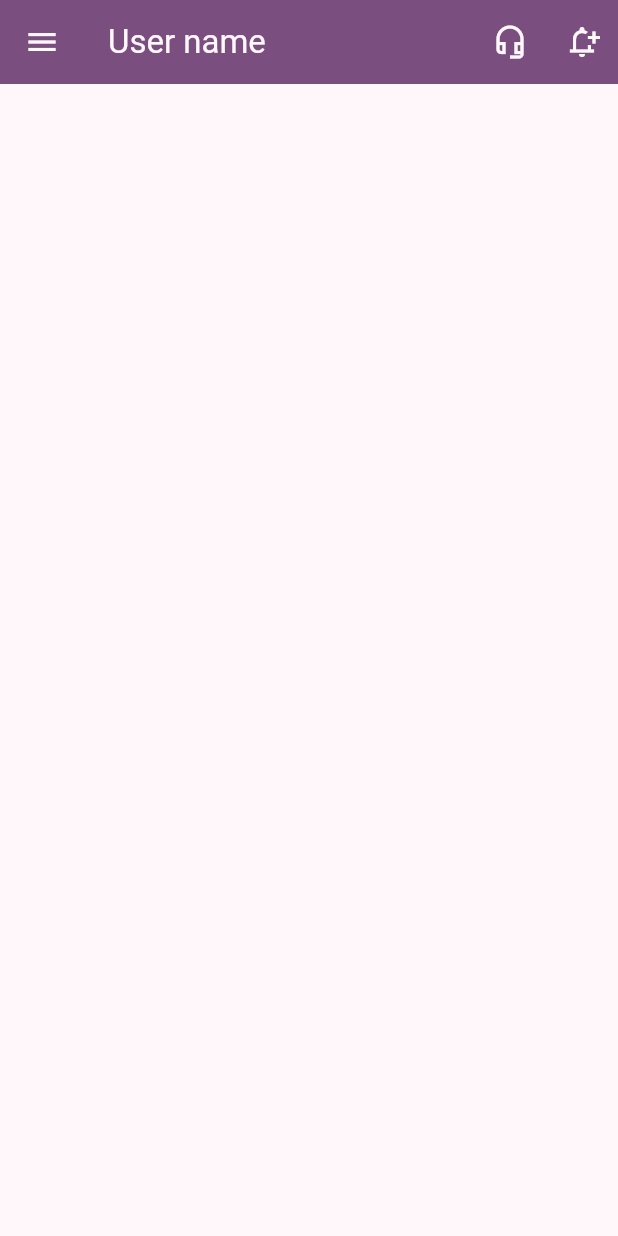
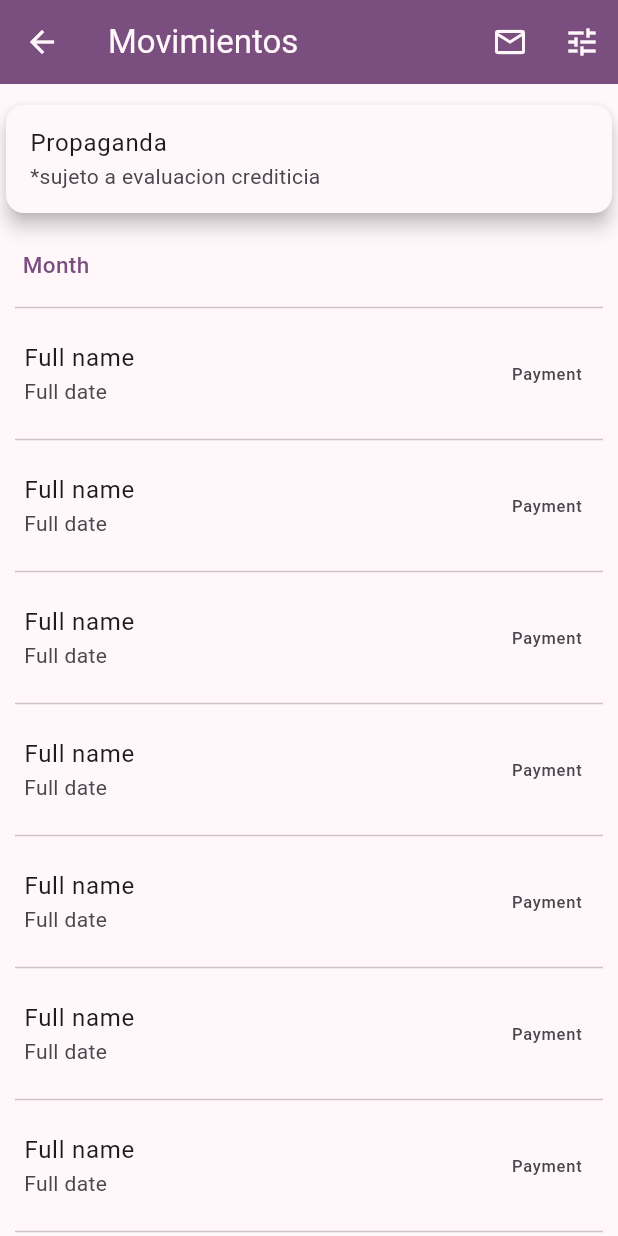
Before and after one commit to malvasan/YapeFalso, a Flutter app: the screen it shows after launch, on a phone screen of 412 x 824 dp. Run offline on Flutter 3.47's test engine with Material 3 defaults, Android fonts, the phone set to English and light mode, and no system bars; our stand-ins replace camera, flutter_riverpod, gap, riverpod_annotation, sliver_tools; missing offline and left inert: google_mlkit_barcode_scanning; generated files the repository leaves out were written again.

Commit message:
feature: all payments history page created

```diff
--- a/lib/presentation/payments_history/all_payment_history.dart
+++ b/lib/presentation/payments_history/all_payment_history.dart
@@ -1,4 +1,6 @@
 import 'package:flutter/material.dart';
+import 'package:gap/gap.dart';
+import 'package:sliver_tools/sliver_tools.dart';
 
 class AllPaymentHistoryPage extends StatelessWidget {
   const AllPaymentHistoryPage({super.key});
@@ -9,19 +11,148 @@ class AllPaymentHistoryPage extends StatelessWidget {
       appBar: AppBar(
         backgroundColor: Theme.of(context).primaryColor,
         foregroundColor: Theme.of(context).scaffoldBackgroundColor,
-        leading: IconButton(onPressed: () {}, icon: const Icon(Icons.menu)),
+        leading:
+            IconButton(onPressed: () {}, icon: const Icon(Icons.arrow_back)),
         //TODO: obtain user name from database
-        title: const Text('User name'),
+        title: const Text('Movimientos'),
         actions: [
           IconButton(
             onPressed: () {},
-            icon: const Icon(Icons.headset_mic_outlined),
+            icon: const Icon(Icons.email_outlined),
           ),
-          IconButton(
-              onPressed: () {},
-              icon: const Icon(Icons.notification_add_outlined))
+          IconButton(onPressed: () {}, icon: const Icon(Icons.tune))
+        ],
+      ),
+      body: CustomScrollView(
+        slivers: [
+          const SliverPersistentHeader(
+              pinned: true,
+              delegate: CustomSliverCard(minExtent: 100, maxExtent: 100)),
+          MultiSliver(
+            pushPinnedChildren: true,
+            children: [
+              SliverPinnedHeader(
+                child: Container(
+                  color: Theme.of(context).scaffoldBackgroundColor,
+                  child: Column(
+                    children: [
+                      Container(
+                          padding: const EdgeInsets.fromLTRB(15, 10, 15, 10),
+                          alignment: Alignment.centerLeft,
+                          child: Text('Month',
+                              style: TextStyle(
+                                color: Theme.of(context).primaryColor,
+                                fontWeight: FontWeight.w500,
+                                fontSize: 15,
+                              ))),
+                      const Divider(
+                        indent: 10,
+                        endIndent: 10,
+                      ),
+                    ],
+                  ),
+                ),
+              ),
+              SliverList(
+                delegate: SliverChildBuilderDelegate((context, index) {
+                  return const PaymentHistoryCard();
+                }, childCount: 10),
+              ),
+            ],
+          ),
+          MultiSliver(
+            pushPinnedChildren: true,
+            children: [
+              SliverPinnedHeader(
+                child: Container(
+                  color: Theme.of(context).scaffoldBackgroundColor,
+                  child: Column(
+                    children: [
+                      Container(
+                          padding: const EdgeInsets.fromLTRB(15, 10, 15, 10),
+                          alignment: Alignment.centerLeft,
+                          child: Text('Month',
+                              style: TextStyle(
+                                color: Theme.of(context).primaryColor,
+                                fontWeight: FontWeight.w500,
+                                fontSize: 15,
+                              ))),
+                      const Divider(
+                        indent: 10,
+                        endIndent: 10,
+                      ),
+                    ],
+                  ),
+                ),
+              ),
+              SliverList(
+                delegate: SliverChildBuilderDelegate((context, index) {
+                  return const PaymentHistoryCard();
+                }, childCount: 10),
+              ),
+            ],
+          ),
         ],
       ),
     );
   }
 }
+
+class CustomSliverCard extends SliverPersistentHeaderDelegate {
+  const CustomSliverCard({
+    required this.minExtent,
+    required this.maxExtent,
+  });
+  @override
+  final double minExtent;
+  @override
+  final double maxExtent;
+
+  @override
+  Widget build(
+      BuildContext context, double shrinkOffset, bool overlapsContent) {
+    return Container(
+      color: Theme.of(context).scaffoldBackgroundColor,
+      child: Column(
+        children: [
+          const Gap(10),
+          Card(
+            color: Theme.of(context).scaffoldBackgroundColor,
+            elevation: 5,
+            child: const ListTile(
+              title: Text('Propaganda'),
+              subtitle: Text('*sujeto a evaluacion crediticia'),
+            ),
+          ),
+          const Gap(10),
+        ],
+      ),
+    );
+  }
+
+  @override
+  bool shouldRebuild(covariant SliverPersistentHeaderDelegate oldDelegate) {
+    return true;
+  }
+}
+
+class PaymentHistoryCard extends StatelessWidget {
+  const PaymentHistoryCard({super.key});
+  //TODO: use the data retrieved and use it
+  @override
+  Widget build(BuildContext context) {
+    return const Column(
+      children: [
+        ListTile(
+          title: Text('Full name'),
+          subtitle: Text('Full date'),
+          trailing: Text('Payment'),
+        ),
+        Divider(
+          indent: 10,
+          endIndent: 10,
+        ),
+      ],
+    );
+  }
+}
--- a/lib/presentation/payments_history/payments_history_page.dart
+++ b/lib/presentation/payments_history/payments_history_page.dart
@@ -29,7 +29,7 @@ class PaymentsPage extends StatelessWidget {
         slivers: [
           const SliverPersistentHeader(
               pinned: true,
-              delegate: CustomSliverGrid(minExtent: 200, maxExtent: 200)),
+              delegate: CustomSliverGrid(minExtent: 210, maxExtent: 210)),
           SliverToBoxAdapter(
             child: Column(
               children: [
--- a/pubspec.yaml
+++ b/pubspec.yaml
@@ -1,7 +1,7 @@
 name: yapefalso
 description: "A project to replicate yape for practice purporse."
 publish_to: 'none'
-version: 1.3.0
+version: 1.4.0
 
 environment:
   sdk: ^3.5.0
@@ -14,6 +14,7 @@ dependencies:
   riverpod_annotation:
   camera: ^0.10.6
   google_mlkit_barcode_scanning: ^0.13.0
+  sliver_tools: ^0.2.12
 
 dev_dependencies:
   flutter_test:
```
Also changed, not shown: pubspec.lock.
